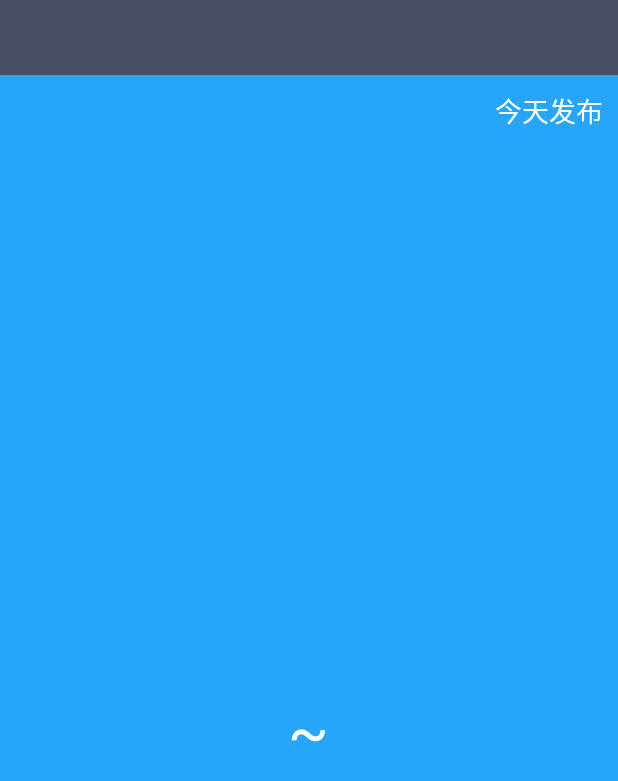
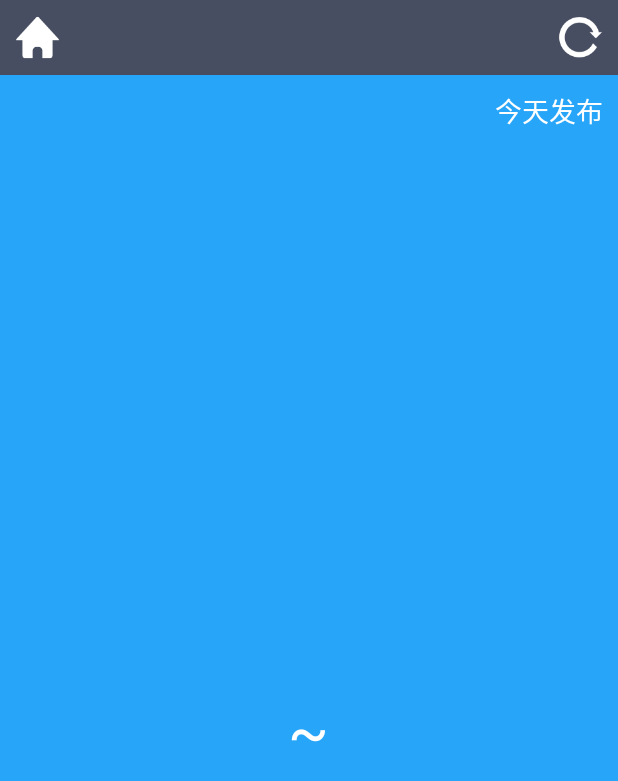
Before and after one commit to doz6/coolweather, an Android app: the WeatherActivity screen opened directly, with no data from a screen before it, on a phone screen of 412 x 824 dp. Shown: the top 781 px of the screen. Run offline under Robolectric (Android 15) with nearby library versions, the phone set to English and light mode, and no system bars.

Commit message:
新增切换城市和手动更新天气的功能

```diff
--- a/app/src/main/java/com/doz6/coolweather/activity/WeatherActivity.java
+++ b/app/src/main/java/com/doz6/coolweather/activity/WeatherActivity.java
@@ -1,12 +1,14 @@
 package com.doz6.coolweather.activity;
 
 import android.app.Activity;
+import android.content.Intent;
 import android.content.SharedPreferences;
 import android.os.Bundle;
 import android.preference.PreferenceManager;
 import android.text.TextUtils;
 import android.view.View;
 import android.view.Window;
+import android.widget.Button;
 import android.widget.LinearLayout;
 import android.widget.TextView;
 
@@ -22,7 +24,7 @@ import java.util.prefs.PreferenceChangeEvent;
 /**
  * Created by Administrator on 2016/2/18.
  */
-public class WeatherActivity extends Activity {
+public class WeatherActivity extends Activity implements View.OnClickListener{
     private LinearLayout weatherInfoLayout;
 
     //用于显示城市名
@@ -43,6 +45,12 @@ public class WeatherActivity extends Activity {
     //用于显示当前日期
     private TextView currentDateText;
 
+    //切换城市按钮
+    private Button switchCity;
+
+    //更新天气按钮
+    private Button refreshWeather;
+
 
     @Override
     protected void onCreate(Bundle savedInstanceState) {
@@ -57,6 +65,10 @@ public class WeatherActivity extends Activity {
         temp1Text=(TextView)findViewById(R.id.temp1);
         temp2Text=(TextView)findViewById(R.id.temp2);
         currentDateText=(TextView)findViewById(R.id.current_data);
+        switchCity=(Button)findViewById(R.id.switch_city);
+        refreshWeather=(Button)findViewById(R.id.refresh_weather);
+        switchCity.setOnClickListener(this);
+        refreshWeather.setOnClickListener(this);
         String countyCode=getIntent().getStringExtra("county_code");
         if(!TextUtils.isEmpty(countyCode)){
             //有县级代号时就去查询天气
@@ -134,4 +146,25 @@ public class WeatherActivity extends Activity {
         cityNameText.setVisibility(View.VISIBLE);
     }
 
+    @Override
+    public void onClick(View v) {
+        switch(v.getId()){
+            case R.id.switch_city:
+                Intent intent=new Intent(this,ChooseAreaActivity.class);
+                intent.putExtra("from_weather_activity", true);
+                startActivity(intent);
+                finish();
+                break;
+            case R.id.refresh_weather:
+                publishText.setText("同步中...");
+                SharedPreferences prefs=PreferenceManager.getDefaultSharedPreferences(this);
+                String weatherCode=prefs.getString("weather_code","");
+                if(!TextUtils.isEmpty(weatherCode)){
+                    queryWeatherInfo(weatherCode);
+                }
+                break;
+            default:
+                break;
+        }
+    }
 }
--- a/app/src/main/res/layout/weather_layout.xml
+++ b/app/src/main/res/layout/weather_layout.xml
@@ -9,6 +9,14 @@
         android:layout_height="50dp"
         android:background="#484E61">
 
+        <Button
+            android:id="@+id/switch_city"
+            android:layout_width="30dp"
+            android:layout_height="30dp"
+            android:layout_centerVertical="true"
+            android:layout_marginLeft="10dp"
+            android:background="@mipmap/home"/>
+
         <TextView
             android:id="@+id/city_name"
             android:layout_width="wrap_content"
@@ -16,6 +24,14 @@
             android:layout_centerInParent="true"
             android:textColor="#fff"
             android:textSize="24sp"/>
+        <Button
+            android:id="@+id/refresh_weather"
+            android:layout_width="30dp"
+            android:layout_height="30dp"
+            android:layout_alignParentRight="true"
+            android:layout_centerVertical="true"
+            android:layout_marginRight="10dp"
+            android:background="@mipmap/refresh"/>
     </RelativeLayout>
 
     <RelativeLayout
```
Also changed, not shown: app/src/main/java/com/doz6/coolweather/activity/ChooseAreaActivity.java (+10 -1 lines), app/src/main/res/mipmap-hdpi/home.png (added), app/src/main/res/mipmap-hdpi/refresh.png (added).
